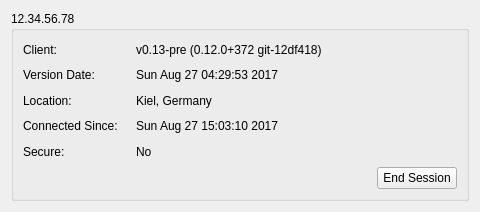
quassel/quassel, file src/qtui/ui/coresessionwidget.ui: the form before one commit.
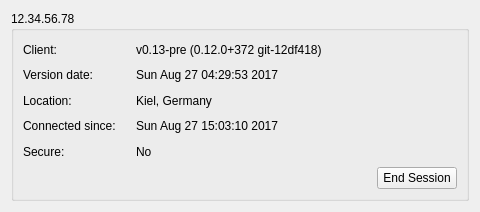
The form after the commit.

Diff of the .ui file:
```diff
--- a/src/qtui/ui/coresessionwidget.ui
+++ b/src/qtui/ui/coresessionwidget.ui
@@ -48,7 +48,7 @@
         <item row="1" column="0">
          <widget class="QLabel" name="labelVersionDateTitle">
           <property name="text">
-           <string>Version Date:</string>
+           <string>Version date:</string>
           </property>
          </widget>
         </item>
@@ -76,7 +76,7 @@
         <item row="3" column="0">
          <widget class="QLabel" name="labelUptimeTitle">
           <property name="text">
-           <string>Connected Since:</string>
+           <string>Connected since:</string>
           </property>
          </widget>
         </item>
```
